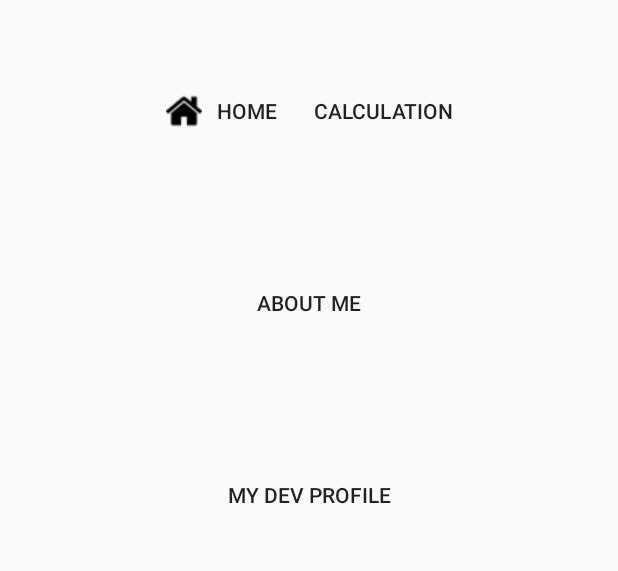
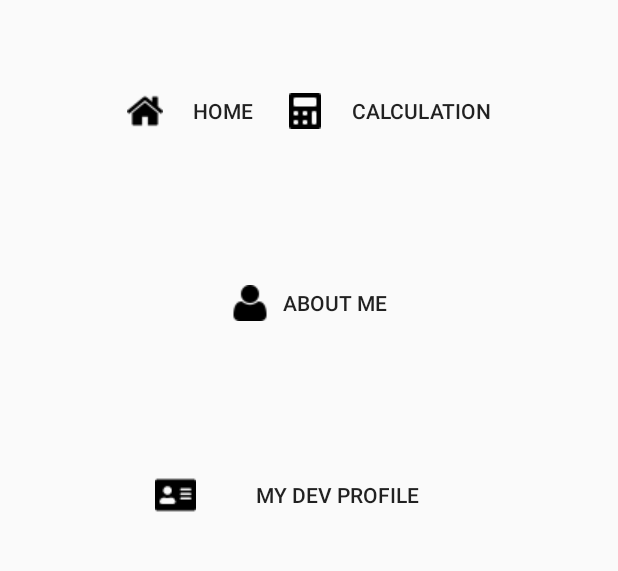
Before and after one commit to OpatileKelobang/MyCodeSpace, an Android app: the MainActivity screen opened directly, with no data from a screen before it, after a tap on "NEXT", on a phone screen of 412 x 824 dp, the part 105-676 px from its top. Run offline under Robolectric (Android 15) with nearby library versions, the phone set to English and light mode, and no system bars.

Commit message:
Updated Icons On Main Menu - Revert here if shot goes bad

```diff
--- a/app/src/main/java/co/za/bogote/mycodespace/CalculationActivity.java
+++ b/app/src/main/java/co/za/bogote/mycodespace/CalculationActivity.java
@@ -66,7 +66,7 @@ public class CalculationActivity extends AppCompatActivity {
                 base1.setText("");
                 base2.setText("");
                 height.setText("");
-                answer.setText("");
+                answer.setText("Area of the Trapezoid is: ");
                 base1.requestFocus();
             }
 
--- a/app/src/main/java/co/za/bogote/mycodespace/MainActivity.java
+++ b/app/src/main/java/co/za/bogote/mycodespace/MainActivity.java
@@ -22,11 +22,19 @@ public class MainActivity extends AppCompatActivity {
 
     public void nextBtnOnClicked(View view)
     {
-        Toast.makeText(getApplicationContext(), "Welcome to my Code Space " + visitorName.getText().toString(), Toast.LENGTH_LONG).show();
-        Intent intent = new Intent(this, MenuActivity.class);
-        intent.putExtra("Username", visitorName.getText().toString());
-        finish();
-        startActivity(intent);
+        if (visitorName != null)
+        {
+            Toast.makeText(getApplicationContext(), "Welcome to my Code Space " + visitorName.getText().toString(), Toast.LENGTH_LONG).show();
+            Intent intent = new Intent(this, MenuActivity.class);
+            intent.putExtra("Username", visitorName.getText().toString());
+            finish();
+            startActivity(intent);
+        }
+        else
+            {
+                Toast.makeText(this, "Please enter your name", Toast.LENGTH_SHORT).show();
+            }
+
     }
 
 
--- a/app/src/main/res/layout/activity_menu.xml
+++ b/app/src/main/res/layout/activity_menu.xml
@@ -56,7 +56,7 @@
             android:layout_weight="1"
             android:drawableStart="@drawable/home_24px"
             android:drawableLeft="@drawable/home_24px"
-            android:drawablePadding="10dp"
+            android:drawablePadding="20dp"
             android:gravity="fill"
             android:onClick="loadIntroScreen"
             android:text="@string/home_button" />
@@ -66,6 +66,9 @@
             style="@style/Widget.AppCompat.Button.Borderless"
             android:layout_width="wrap_content"
             android:layout_height="wrap_content"
+            android:drawablePadding="20dp"
+            android:drawableStart="@drawable/calculator_solid_24px"
+            android:drawableLeft="@drawable/calculator_solid_24px"
             android:layout_weight="1"
             android:onClick="calculationBtnClicked"
             android:text="@string/calc_button" />
@@ -88,6 +91,9 @@
             style="@style/Widget.AppCompat.Button.Borderless"
             android:layout_width="wrap_content"
             android:layout_height="0dp"
+            android:drawablePadding="10dp"
+            android:drawableStart="@drawable/user_shape_24px"
+            android:drawableLeft="@drawable/user_shape_24px"
             android:onClick="aboutMeBtnClicked"
             android:layout_gravity="center"
             android:layout_weight="1"
@@ -111,6 +117,9 @@
             style="@style/Widget.AppCompat.Button.Borderless"
             android:layout_width="230dp"
             android:layout_height="0dp"
+            android:drawablePadding="10dp"
+            android:drawableStart="@drawable/address_card_solid_24px"
+            android:drawableLeft="@drawable/address_card_solid_24px"
             android:onClick="devProfileBtnClicked"
             android:layout_gravity="center"
             android:textAlignment="center"
```
Also changed, not shown: app/src/main/res/drawable/address_card_solid_24px.png (added), app/src/main/res/drawable/calculator_solid_24px.png (added), app/src/main/res/drawable/user_shape_24px.png (added).
